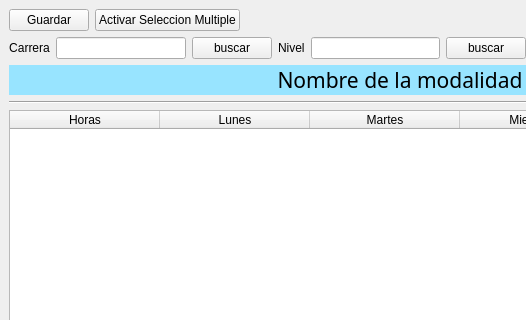
Reinaldito04/IUTA----HORARIOS, file ui/plantilla_crear_hprarios.ui: the form before one commit; both pictures show x 0 to 526 and y 0 to 320 of the 800 by 600 pixel window.
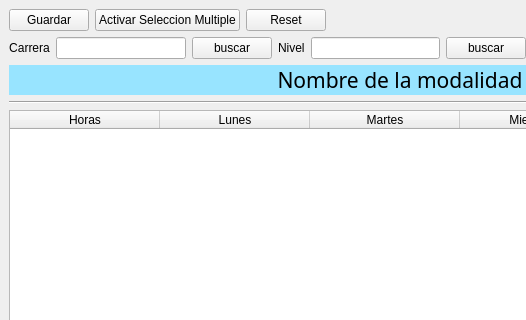
The form after the commit.

```diff
--- a/ui/plantilla_crear_hprarios.ui
+++ b/ui/plantilla_crear_hprarios.ui
@@ -34,6 +34,13 @@
         </property>
        </widget>
       </item>
+      <item>
+       <widget class="QPushButton" name="bt_reset">
+        <property name="text">
+         <string>Reset</string>
+        </property>
+       </widget>
+      </item>
       <item>
        <spacer name="horizontalSpacer">
         <property name="orientation">
```
